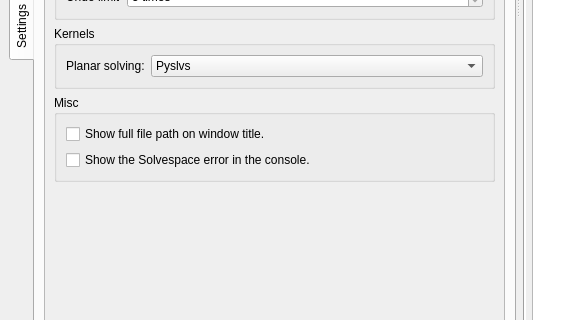
The window that core/main.ui (KmolYuan/Pyslvs-UI) describes before a commit, drawn with Qt 5; both pictures show x 0 to 577 and y 423 to 743 of the 989 by 863 pixel window.
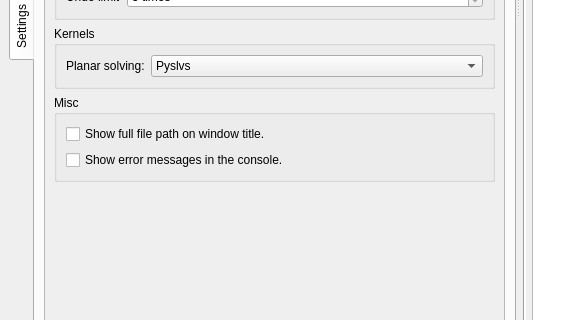
The same window after the commit. The open tabs and pages were chosen to show the change. Icons and pictures are not drawn.

Patch:
```diff
--- a/core/main.ui
+++ b/core/main.ui
@@ -542,8 +542,8 @@
                  <rect>
                   <x>0</x>
                   <y>0</y>
-                  <width>453</width>
-                  <height>823</height>
+                  <width>450</width>
+                  <height>747</height>
                  </rect>
                 </property>
                 <layout class="QVBoxLayout" name="verticalLayout_3">
@@ -819,7 +819,7 @@
                     <item>
                      <widget class="QCheckBox" name="consoleerror_option">
                       <property name="text">
-                       <string>Show the Solvespace error in the console.</string>
+                       <string>Show error messages in the console.</string>
                       </property>
                      </widget>
                     </item>
```
Left out of the diff: 2 changed lines with no effect on the pictures.
